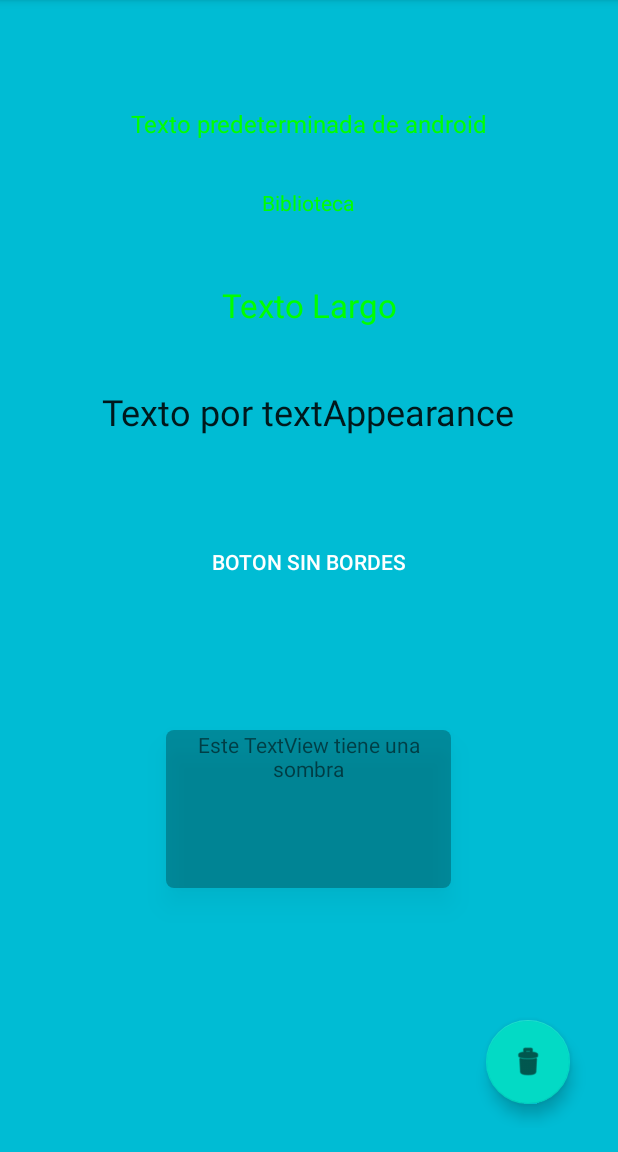
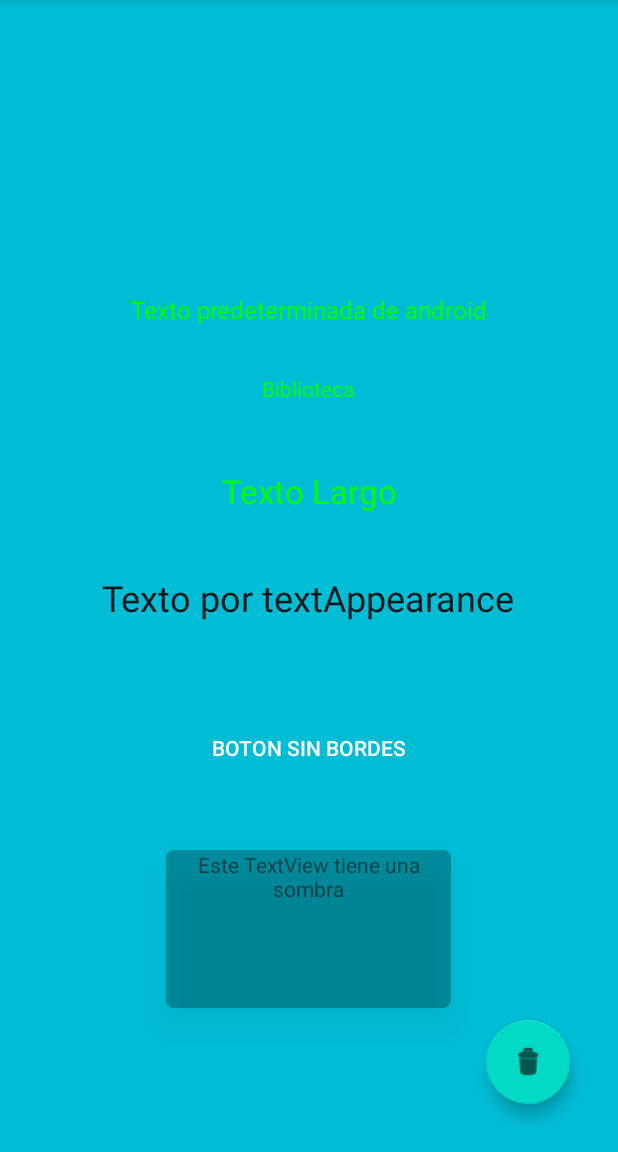
Before and after one commit to Clementain/AparienciaEstilosTemas, an Android app: the screen it shows after launch (MainActivity), on a phone screen of 412 x 824 dp, the part 84-1236 px from its top. Run offline under Robolectric (Android 15) with nearby library versions, the phone set to English and light mode, and no system bars.

Commit message:
Corrección de la posición de los elementos

```diff
--- a/app/src/main/res/layout/activity_main.xml
+++ b/app/src/main/res/layout/activity_main.xml
@@ -12,7 +12,7 @@
         style="@style/Widget.AppCompat.Button.Borderless"
         android:layout_width="wrap_content"
         android:layout_height="wrap_content"
-        android:layout_marginBottom="88dp"
+        android:layout_marginBottom="44dp"
         android:text="@string/btnBorderless"
         app:layout_constraintBottom_toTopOf="@+id/tvSombra"
         app:layout_constraintEnd_toEndOf="parent"
@@ -90,7 +90,7 @@
         android:id="@+id/tvSombra"
         android:layout_width="190dp"
         android:layout_height="105dp"
-        android:layout_marginBottom="160dp"
+        android:layout_marginBottom="80dp"
         android:background="@drawable/myrect"
         android:elevation="10dp"
         android:text="@string/tvSombra"
```
